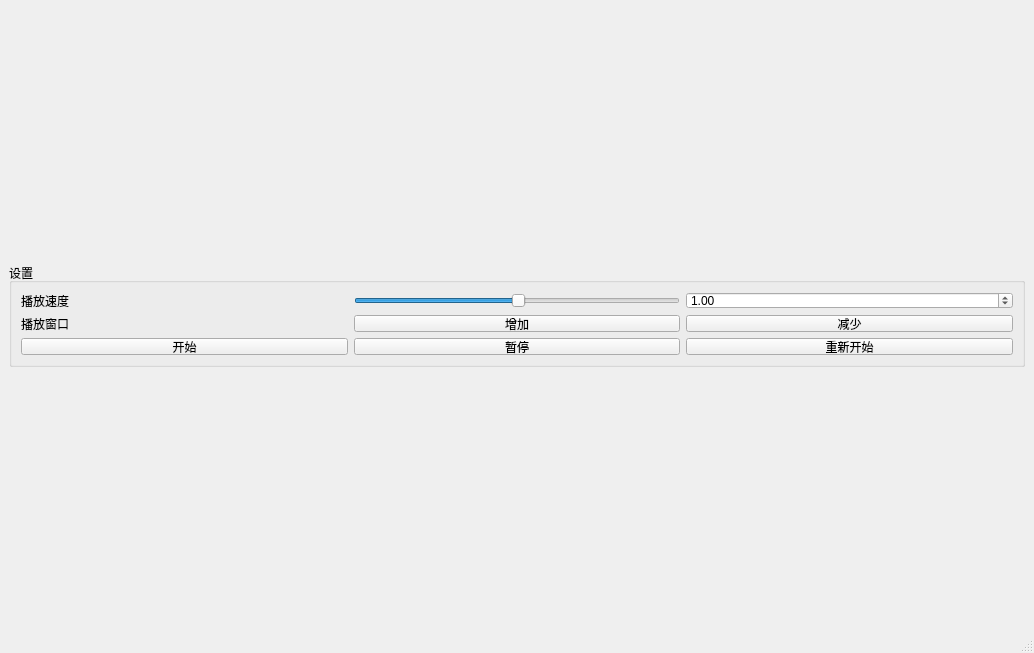
xiaoqinxing/ImageTools, file tools/video_compare/shake_test_window.ui: the form before one commit.
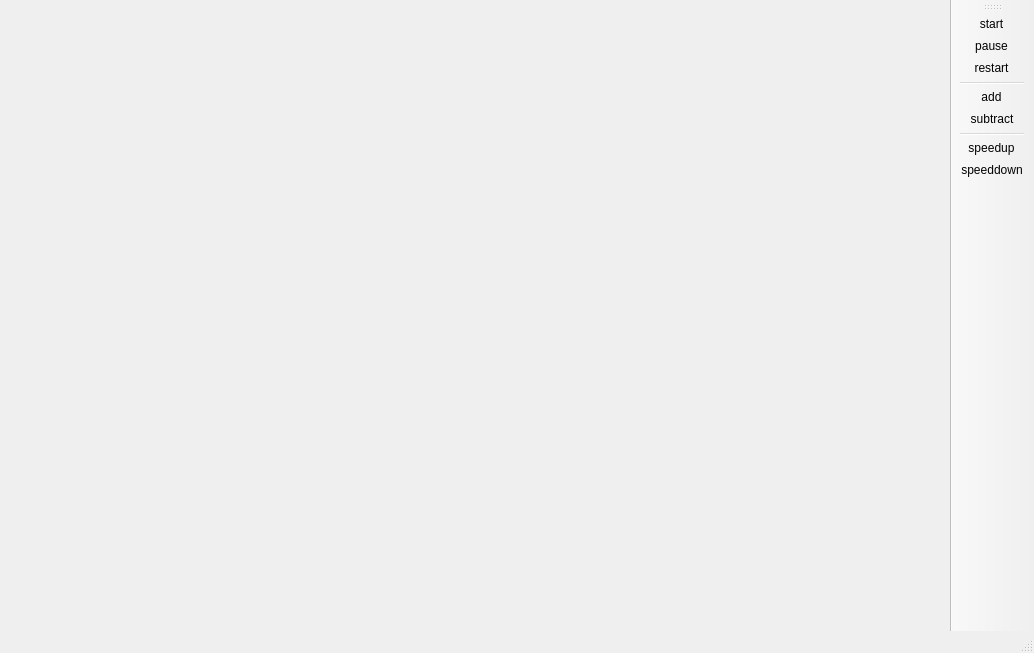
The form after the commit. Icons and pictures are not drawn.

Commit message: ADD: 视频对比工具 将菜单修改成图标的形式 ADD: 视频对比工具 增加修改视频速度的功能 DEBUG: 视频对比工具 解决删除widget不干净的bug

```diff
--- a/tools/video_compare/shake_test_window.ui
+++ b/tools/video_compare/shake_test_window.ui
@@ -18,121 +18,6 @@
     <item row="1" column="0">
      <layout class="QHBoxLayout" name="horizontalLayout"/>
     </item>
-    <item row="2" column="0">
-     <widget class="QGroupBox" name="groupBox_2">
-      <property name="minimumSize">
-       <size>
-        <width>0</width>
-        <height>0</height>
-       </size>
-      </property>
-      <property name="maximumSize">
-       <size>
-        <width>16777215</width>
-        <height>104</height>
-       </size>
-      </property>
-      <property name="title">
-       <string>设置</string>
-      </property>
-      <layout class="QGridLayout" name="gridLayout_3">
-       <item row="0" column="0">
-        <layout class="QGridLayout" name="gridLayout_6">
-         <item row="2" column="1">
-          <widget class="QPushButton" name="cancel_button">
-           <property name="maximumSize">
-            <size>
-             <width>16777215</width>
-             <height>16777215</height>
-            </size>
-           </property>
-           <property name="text">
-            <string>暂停</string>
-           </property>
-          </widget>
-         </item>
-         <item row="0" column="1">
-          <widget class="QSlider" name="view_speed">
-           <property name="sizePolicy">
-            <sizepolicy hsizetype="Preferred" vsizetype="Fixed">
-             <horstretch>0</horstretch>
-             <verstretch>0</verstretch>
-            </sizepolicy>
-           </property>
-           <property name="sliderPosition">
-            <number>50</number>
-           </property>
-           <property name="orientation">
-            <enum>Qt::Horizontal</enum>
-           </property>
-          </widget>
-         </item>
-         <item row="2" column="0">
-          <widget class="QPushButton" name="isok">
-           <property name="maximumSize">
-            <size>
-             <width>16777215</width>
-             <height>16777215</height>
-            </size>
-           </property>
-           <property name="text">
-            <string>开始</string>
-           </property>
-          </widget>
-         </item>
-         <item row="0" column="0">
-          <widget class="QLabel" name="label_6">
-           <property name="text">
-            <string>播放速度</string>
-           </property>
-          </widget>
-         </item>
-         <item row="2" column="2">
-          <widget class="QPushButton" name="restart">
-           <property name="text">
-            <string>重新开始</string>
-           </property>
-          </widget>
-         </item>
-         <item row="0" column="2">
-          <widget class="QDoubleSpinBox" name="speed_value">
-           <property name="sizePolicy">
-            <sizepolicy hsizetype="Preferred" vsizetype="Fixed">
-             <horstretch>0</horstretch>
-             <verstretch>0</verstretch>
-            </sizepolicy>
-           </property>
-           <property name="value">
-            <double>1.000000000000000</double>
-           </property>
-          </widget>
-         </item>
-         <item row="1" column="0">
-          <widget class="QLabel" name="label">
-           <property name="text">
-            <string>播放窗口</string>
-           </property>
-          </widget>
-         </item>
-         <item row="1" column="1">
-          <widget class="QPushButton" name="pushButton">
-           <property name="text">
-            <string>增加</string>
-           </property>
-          </widget>
-         </item>
-         <item row="1" column="2">
-          <widget class="QPushButton" name="pushButton_2">
-           <property name="text">
-            <string>减少</string>
-           </property>
-          </widget>
-         </item>
-        </layout>
-       </item>
-      </layout>
-     </widget>
-    </item>
    </layout>
   </widget>
   <widget class="QMenuBar" name="menubar">
@@ -146,6 +31,110 @@
    </property>
   </widget>
   <widget class="QStatusBar" name="statusbar"/>
+  <widget class="QToolBar" name="toolBar">
+   <property name="windowTitle">
+    <string>toolBar</string>
+   </property>
+   <attribute name="toolBarArea">
+    <enum>RightToolBarArea</enum>
+   </attribute>
+   <attribute name="toolBarBreak">
+    <bool>false</bool>
+   </attribute>
+   <addaction name="actionstart"/>
+   <addaction name="actionpause"/>
+   <addaction name="actionrestart"/>
+   <addaction name="separator"/>
+   <addaction name="actionadd"/>
+   <addaction name="actionsubtract"/>
+   <addaction name="separator"/>
+   <addaction name="actionspeedup"/>
+   <addaction name="actionspeeddown"/>
+  </widget>
+  <action name="actionstart">
+   <property name="icon">
+    <iconset resource="../../ui/resource.qrc">
+     <normaloff>:/tool_icon/resource/start.png</normaloff>:/tool_icon/resource/start.png</iconset>
+   </property>
+   <property name="text">
+    <string>start</string>
+   </property>
+   <property name="toolTip">
+    <string>开始</string>
+   </property>
+  </action>
+  <action name="actionpause">
+   <property name="icon">
+    <iconset resource="../../ui/resource.qrc">
+     <normaloff>:/tool_icon/resource/pause.png</normaloff>:/tool_icon/resource/pause.png</iconset>
+   </property>
+   <property name="text">
+    <string>pause</string>
+   </property>
+   <property name="toolTip">
+    <string>暂停</string>
+   </property>
+  </action>
+  <action name="actionrestart">
+   <property name="icon">
+    <iconset resource="../../ui/resource.qrc">
+     <normaloff>:/tool_icon/resource/restart .png</normaloff>:/tool_icon/resource/restart .png</iconset>
+   </property>
+   <property name="text">
+    <string>restart</string>
+   </property>
+   <property name="toolTip">
+    <string>重新开始</string>
+   </property>
+  </action>
+  <action name="actionspeedup">
+   <property name="icon">
+    <iconset resource="../../ui/resource.qrc">
+     <normaloff>:/tool_icon/resource/快进.png</normaloff>:/tool_icon/resource/快进.png</iconset>
+   </property>
+   <property name="text">
+    <string>speedup</string>
+   </property>
+   <property name="toolTip">
+    <string>加速</string>
+   </property>
+  </action>
+  <action name="actionspeeddown">
+   <property name="icon">
+    <iconset resource="../../ui/resource.qrc">
+     <normaloff>:/tool_icon/resource/快退.png</normaloff>:/tool_icon/resource/快退.png</iconset>
+   </property>
+   <property name="text">
+    <string>speeddown</string>
+   </property>
+   <property name="toolTip">
+    <string>减速</string>
+   </property>
+  </action>
+  <action name="actionadd">
+   <property name="icon">
+    <iconset resource="../../ui/resource.qrc">
+     <normaloff>:/tool_icon/resource/add.png</normaloff>:/tool_icon/resource/add.png</iconset>
+   </property>
+   <property name="text">
+    <string>add</string>
+   </property>
+   <property name="toolTip">
+    <string>增加视频</string>
+   </property>
+  </action>
+  <action name="actionsubtract">
+   <property name="icon">
+    <iconset resource="../../ui/resource.qrc">
+     <normaloff>:/tool_icon/resource/subtract.png</normaloff>:/tool_icon/resource/subtract.png</iconset>
+   </property>
+   <property name="text">
+    <string>subtract</string>
+   </property>
+   <property name="toolTip">
+    <string>减少视频</string>
+   </property>
+  </action>
  </widget>
  <resources/>
  <connections/>
```
Left out of the diff: 6 changed lines with no effect on the pictures. The commit also changes 14 other files.
